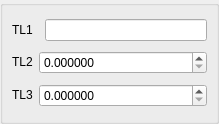
This is src/HEXABLOCKGUI/MyDlgRef/DlgRef_1Sel2Spin_QTD.ui in SalomePlatform/hexablock as Qt 5 draws it before an edit. The edited form follows.
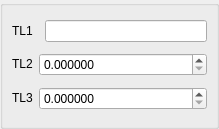
This is the edited form. Custom widgets are drawn as their Qt base class.

What changed in the file:
```diff
--- a/src/HEXABLOCKGUI/MyDlgRef/DlgRef_1Sel2Spin_QTD.ui
+++ b/src/HEXABLOCKGUI/MyDlgRef/DlgRef_1Sel2Spin_QTD.ui
@@ -7,7 +7,7 @@
     <x>0</x>
     <y>0</y>
     <width>219</width>
-    <height>124</height>
+    <height>129</height>
    </rect>
   </property>
   <property name="windowTitle">
```
Left out of the diff: 4 changed lines with no effect on the pictures.
